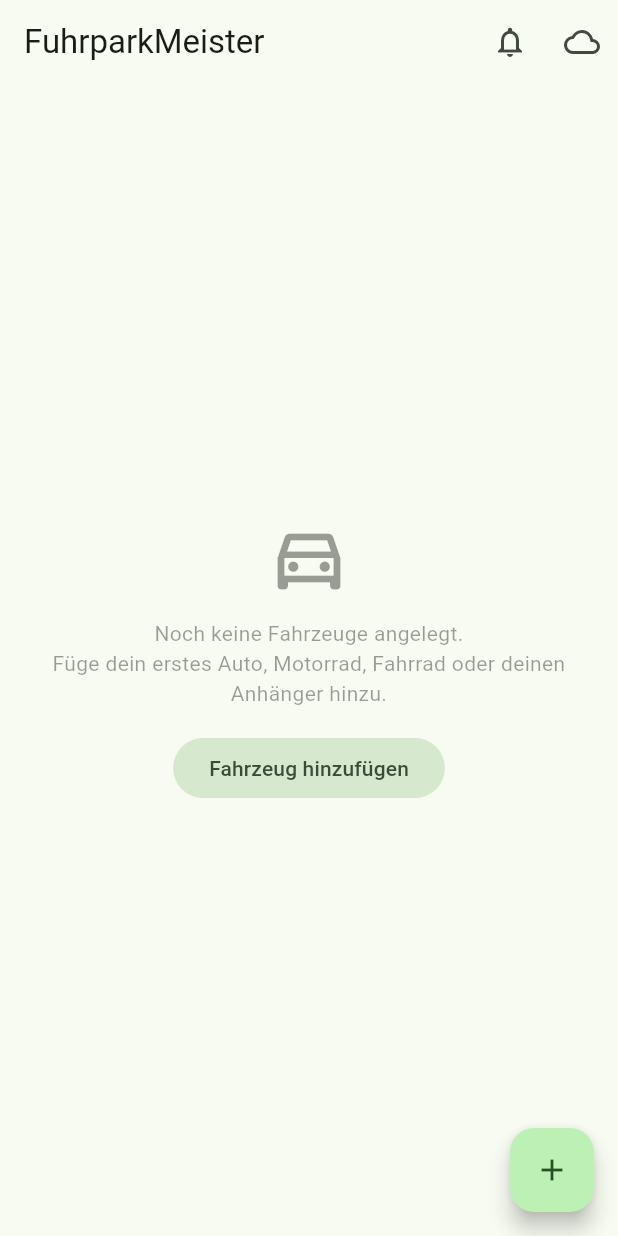
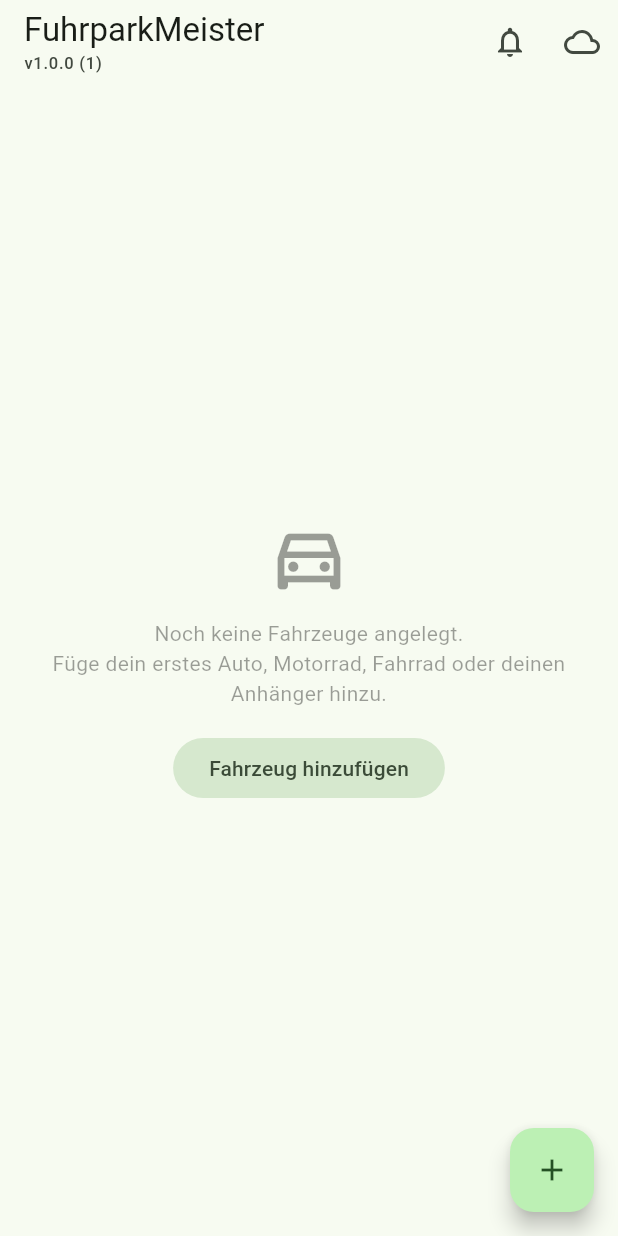
Before and after one commit to woku369/FuhrparkMeister, a Flutter app: the screen it shows after launch, on a phone screen of 412 x 824 dp. Run offline on Flutter 3.47's test engine with Material 3 defaults, Android fonts, the phone set to English and light mode, and no system bars; our stand-ins replace flutter_local_notifications, google_sign_in, image_picker, package_info_plus, share_plus, sqflite and 1 more; accounts and stored records are empty.

```diff
--- a/app/lib/screens/home_screen.dart
+++ b/app/lib/screens/home_screen.dart
@@ -1,4 +1,5 @@
 import 'package:flutter/material.dart';
+import 'package:package_info_plus/package_info_plus.dart';
 import 'package:provider/provider.dart';
 
 import '../models/vehicle.dart';
@@ -17,19 +18,46 @@ class HomeScreen extends StatefulWidget {
 }
 
 class _HomeScreenState extends State<HomeScreen> {
+  String? _versionLabel;
+
   @override
   void initState() {
     super.initState();
     WidgetsBinding.instance.addPostFrameCallback((_) {
       context.read<FuhrparkProvider>().loadVehicles();
     });
+    _loadVersion();
+  }
+
+  Future<void> _loadVersion() async {
+    // Liest die tatsächlich installierte Version aus - zeigt also immer den
+    // echten versionCode des Geräts, nicht nur den zuletzt gebauten CI-Stand.
+    final info = await PackageInfo.fromPlatform();
+    if (mounted) {
+      setState(() => _versionLabel = 'v${info.version} (${info.buildNumber})');
+    }
   }
 
   @override
   Widget build(BuildContext context) {
     return Scaffold(
       appBar: AppBar(
-        title: const Text('FuhrparkMeister'),
+        title: Column(
+          crossAxisAlignment: CrossAxisAlignment.start,
+          mainAxisSize: MainAxisSize.min,
+          children: [
+            const Text('FuhrparkMeister'),
+            if (_versionLabel != null)
+              Text(
+                _versionLabel!,
+                style: Theme.of(context).textTheme.labelSmall?.copyWith(
+                      color: Theme.of(context)
+                          .colorScheme
+                          .onSurfaceVariant,
+                    ),
+              ),
+          ],
+        ),
         actions: [
           IconButton(
             icon: const Icon(Icons.notifications_outlined),
--- a/app/pubspec.yaml
+++ b/app/pubspec.yaml
@@ -22,6 +22,7 @@ dependencies:
   http: ^1.2.1
   archive: ^3.4.10
   share_plus: ^12.0.2
+  package_info_plus: ^8.1.2
   flutter_localizations:
     sdk: flutter
 
```
